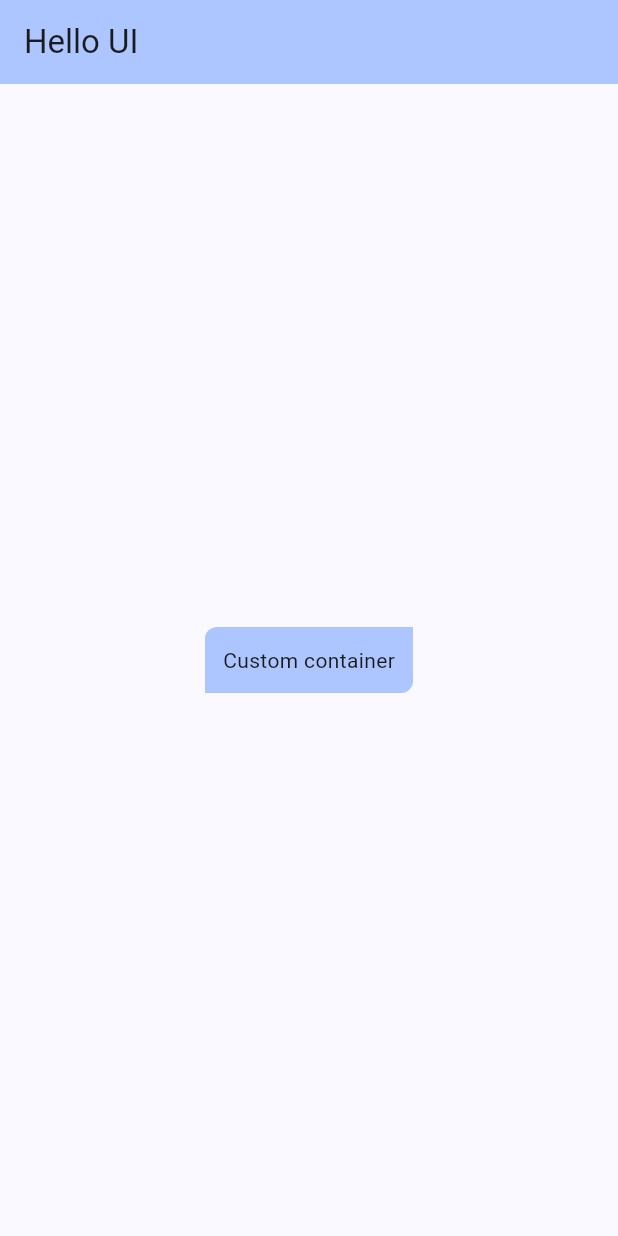
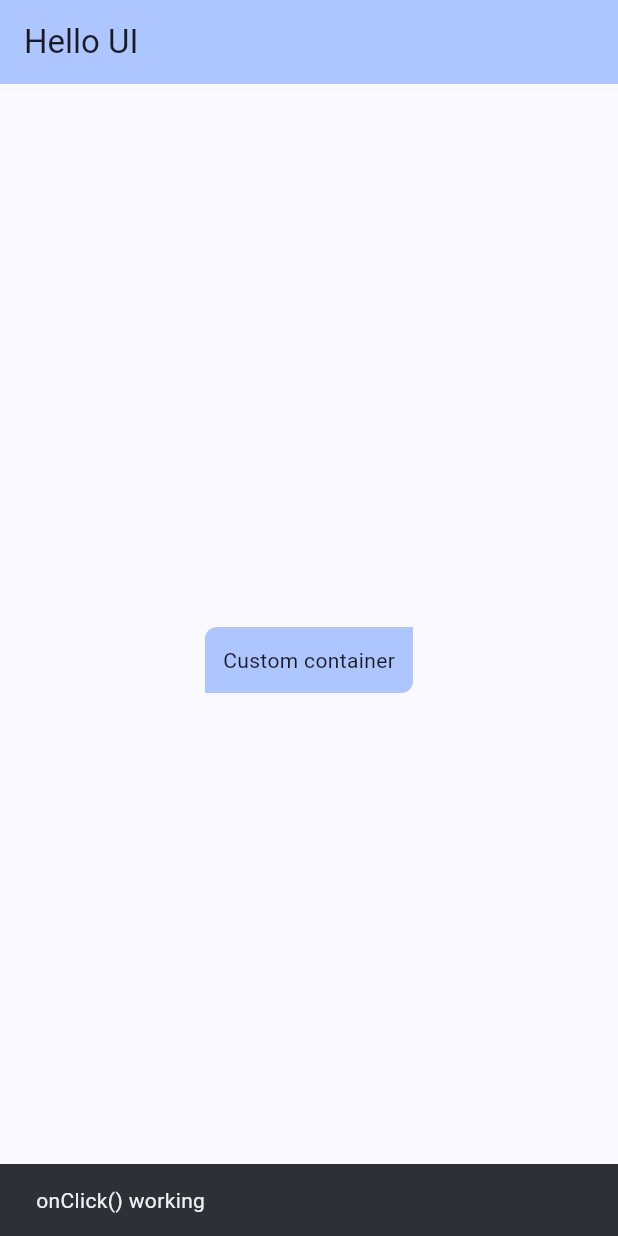
Before and after one commit to kshatriyaArjunDeveloper/hello-ui, a Flutter app: the screen it shows after launch, after a tap on "Custom container", on a phone screen of 412 x 824 dp. Run offline on Flutter 3.47's test engine with Material 2 defaults, Android fonts, the phone set to English and light mode, and no system bars.

Commit message:
ADD: Show toast when in example when clicked on container

```diff
--- a/example/lib/home_screen.dart
+++ b/example/lib/home_screen.dart
@@ -18,10 +18,19 @@ class HomeScreen extends StatelessWidget {
           bottomRightRadius: 8,
           color: Theme.of(context).colorScheme.inversePrimary,
           child: const Text('Custom container').onClick(() {
-            print('DEBUG I am working');
+            _showToast(context, 'onClick() working');
           }),
         ),
       ),
     );
   }
+
+  void _showToast(BuildContext context, String message) {
+    ScaffoldMessenger.of(context).showSnackBar(
+      SnackBar(
+        content: Text(message),
+        duration: const Duration(seconds: 2),
+      ),
+    );
+  }
 }
```
